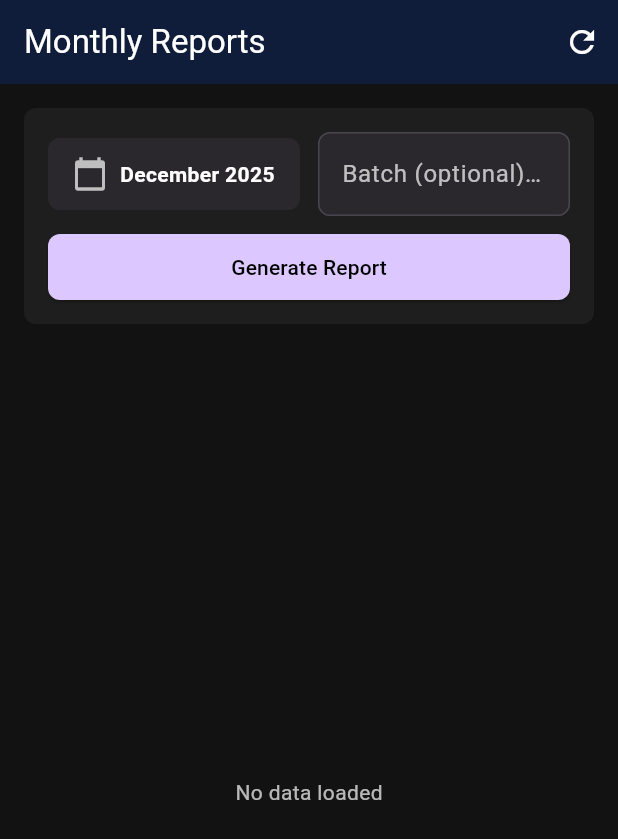
After one commit to Pushpraj-10/MINOR-Frontend, a Flutter app: the AdminReportsPage screen opened by its route, on a phone screen of 412 x 824 dp. The commit adds this screen. Shown: the top 839 px of the screen. Run offline on Flutter 3.47's test engine with Material 3 defaults, Android fonts, the phone set to English and light mode, and no system bars; our stand-ins replace cookie_jar, dio, dio_cookie_manager, file_picker, go_router, local_auth and 3 more; missing offline and left inert: mobile_scanner; network calls fail.

Commit message:
+ Monthly Report

```diff
--- a/lib/api/api_client.dart
+++ b/lib/api/api_client.dart
@@ -106,6 +106,26 @@ class ApiClient {
 
   final Dio _dio;
   final CookieJar _cookieJar = CookieJar();
+
+  // Fetch raw CSV from a given path with optional query params
+  Future<String> getCsv(String path, {Map<String, dynamic>? query}) async {
+    final dio = _dio; // assume _dio is the configured Dio instance
+    final resp = await dio.get(path,
+        queryParameters: query,
+        options: Options(responseType: ResponseType.plain));
+    if (resp.statusCode != 200) {
+      throw DioException(
+        requestOptions: resp.requestOptions,
+        response: resp,
+        error: 'csv_fetch_failed',
+      );
+    }
+    final data = resp.data;
+    if (data is String) return data;
+    if (data is List<int>) return String.fromCharCodes(data);
+    return data?.toString() ?? '';
+  }
+
   String? _accessToken;
 
   void setAccessToken(String? token) {
--- a/lib/navigation/app_router.dart
+++ b/lib/navigation/app_router.dart
@@ -18,6 +18,8 @@ import 'package:frontend/screens/admin/dashboard.dart';
 import 'package:frontend/screens/professor/attendance-record/attendance_records.dart';
 import 'package:frontend/screens/professor/attendance-record/leave_requests.dart';
 import 'package:frontend/screens/admin/bulk_users.dart';
+import 'package:frontend/screens/admin/reports_page.dart';
+import 'package:frontend/screens/professor/reports_page.dart';
 
 final GoRouter router = GoRouter(
   errorBuilder: (context, state) => ErrorScreen(error: state.error),
@@ -128,5 +130,17 @@ final GoRouter router = GoRouter(
         return const BulkUsersScreen();
       },
     ),
+    GoRoute(
+      path: '/admin/reports',
+      builder: (BuildContext context, GoRouterState state) {
+        return const AdminReportsPage();
+      },
+    ),
+    GoRoute(
+      path: '/professor/reports',
+      builder: (BuildContext context, GoRouterState state) {
+        return const ProfessorReportsPage();
+      },
+    ),
   ],
 );
--- a/lib/screens/admin/dashboard.dart
+++ b/lib/screens/admin/dashboard.dart
@@ -90,7 +90,8 @@ class _AdminDashboardState extends State<AdminDashboard> {
                   children: [
                     _buildTile(context, Icons.people, 'Users'),
                     _buildTile(context, Icons.event_available, 'Sessions'),
-                    _buildTile(context, Icons.list_alt, 'Reports'),
+                    _buildTile(context, Icons.list_alt, 'Reports',
+                        route: '/admin/reports'),
                     _buildTile(context, Icons.settings, 'Settings'),
                     _buildTile(context, Icons.security, 'Roles'),
                     _buildTile(context, Icons.analytics, 'Logs'),
--- /dev/null
+++ b/lib/screens/admin/reports_page.dart
@@ -0,0 +1,241 @@
+import 'package:flutter/material.dart';
+import 'package:intl/intl.dart';
+import 'package:frontend/api/api_client.dart';
+
+class AdminReportsPage extends StatefulWidget {
+  const AdminReportsPage({Key? key}) : super(key: key);
+
+  @override
+  State<AdminReportsPage> createState() => _AdminReportsPageState();
+}
+
+class _AdminReportsPageState extends State<AdminReportsPage> {
+  DateTime _selectedMonth = DateTime.now();
+  final TextEditingController _batchCtrl = TextEditingController();
+  bool _isLoading = false;
+  String? _csv;
+  List<List<String>> _rows = [];
+
+  @override
+  void dispose() {
+    _batchCtrl.dispose();
+    super.dispose();
+  }
+
+  String get monthParam => DateFormat('yyyy-MM').format(_selectedMonth);
+
+  Future<void> _pickMonth() async {
+    final now = DateTime.now();
+    final picked = await showDatePicker(
+      context: context,
+      initialDate: _selectedMonth,
+      firstDate: DateTime(now.year - 3, 1),
+      lastDate: DateTime(now.year, now.month, 28),
+      helpText: 'Select Any Day In Month',
+      builder: (context, child) {
+        return Theme(
+          data: ThemeData.dark().copyWith(
+            colorScheme: const ColorScheme.dark(
+              primary: Color(0xFF0f1d3a),
+              surface: Color(0xFF1E1E1E),
+              onSurface: Colors.white,
+            ),
+            dialogBackgroundColor: const Color(0xFF1E1E1E),
+          ),
+          child: child!,
+        );
+      },
+    );
+    if (picked != null) {
+      setState(() {
+        _selectedMonth = DateTime(picked.year, picked.month, 1);
+      });
+    }
+  }
+
+  Future<void> _fetchCsv() async {
+    setState(() {
+      _isLoading = true;
+      _csv = null;
+      _rows = [];
+    });
+    try {
+      final params = {
+        'month': monthParam,
+        if (_batchCtrl.text.trim().isNotEmpty) 'batch': _batchCtrl.text.trim(),
+      };
+      final res =
+          await ApiClient.I.getCsv('/admin/reports/monthly', query: params);
+      setState(() {
+        _csv = res;
+        _rows = _parseCsv(res);
+      });
+    } catch (e) {
+      ScaffoldMessenger.of(context).showSnackBar(
+        SnackBar(content: Text('Failed to load report: $e')),
+      );
+    } finally {
+      if (mounted)
+        setState(() {
+          _isLoading = false;
+        });
+    }
+  }
+
+  List<List<String>> _parseCsv(String csv) {
+    final lines = csv.split('\n').where((l) => l.trim().isNotEmpty).toList();
+    return lines.map((l) => l.split(',')).toList();
+  }
+
+  @override
+  Widget build(BuildContext context) {
+    return Scaffold(
+      backgroundColor: const Color(0xFF121212),
+      appBar: AppBar(
+        backgroundColor: const Color(0xFF0f1d3a),
+        elevation: 0,
+        iconTheme: const IconThemeData(color: Colors.white),
+        title: const Text('Monthly Reports',
+            style: TextStyle(color: Colors.white)),
+        actions: [
+          IconButton(
+            icon: const Icon(Icons.refresh, color: Colors.white),
+            onPressed: _isLoading ? null : _fetchCsv,
+          ),
+        ],
+      ),
+      body: Column(
+        children: [
+          _buildHeader(),
+          Expanded(
+            child: _isLoading
+                ? const Center(child: CircularProgressIndicator())
+                : _rows.isEmpty
+                    ? const Center(
+                        child: Text('No data loaded',
+                            style: TextStyle(color: Colors.white70)),
+                      )
+                    : _buildTable(),
+          ),
+        ],
+      ),
+    );
+  }
+
+  Widget _buildHeader() {
+    return Container(
+      margin: const EdgeInsets.all(16),
+      padding: const EdgeInsets.all(16),
+      decoration: BoxDecoration(
+        color: const Color(0xFF1E1E1E),
+        borderRadius: BorderRadius.circular(8),
+      ),
+      child: Column(
+        crossAxisAlignment: CrossAxisAlignment.start,
+        children: [
+          Row(
+            children: [
+              Expanded(
+                child: GestureDetector(
+                  onTap: _pickMonth,
+                  child: Container(
+                    padding: const EdgeInsets.symmetric(
+                        vertical: 12, horizontal: 16),
+                    decoration: BoxDecoration(
+                      color: const Color(0xFF2A282C),
+                      borderRadius: BorderRadius.circular(8),
+                    ),
+                    child: Row(
+                      children: [
+                        const Icon(Icons.calendar_today, color: Colors.white70),
+                        const SizedBox(width: 8),
+                        Text(
+                          DateFormat('MMMM yyyy').format(_selectedMonth),
+                          style: const TextStyle(
+                              color: Colors.white, fontWeight: FontWeight.bold),
+                        ),
+                      ],
+                    ),
+                  ),
+                ),
+              ),
+              const SizedBox(width: 12),
+              Expanded(
+                child: TextField(
+                  controller: _batchCtrl,
+                  style: const TextStyle(color: Colors.white),
+                  decoration: InputDecoration(
+                    labelText: 'Batch (optional) e.g. CSE 2024',
+                    labelStyle: const TextStyle(color: Colors.white70),
+                    filled: true,
+                    fillColor: const Color(0xFF2A282C),
+                    border: OutlineInputBorder(
+                        borderRadius: BorderRadius.circular(8)),
+                  ),
+                ),
+              ),
+            ],
+          ),
+          const SizedBox(height: 12),
+          SizedBox(
+            width: double.infinity,
+            height: 44,
+            child: ElevatedButton(
+              style: ElevatedButton.styleFrom(
+                backgroundColor: const Color(0xFFDCC8FF),
+                shape: RoundedRectangleBorder(
+                    borderRadius: BorderRadius.circular(8)),
+              ),
+              onPressed: _isLoading ? null : _fetchCsv,
+              child: const Text('Generate Report',
+                  style: TextStyle(color: Colors.black)),
+            ),
+          ),
+        ],
+      ),
+    );
+  }
+
+  Widget _buildTable() {
+    final header = _rows.first;
+    final data = _rows.skip(1).toList();
+    return ListView.builder(
+      padding: const EdgeInsets.all(16),
+      itemCount: data.length + 1,
+      itemBuilder: (context, index) {
+        if (index == 0) {
+          return _buildRow(header, isHeader: true);
+        }
+        return _buildRow(data[index - 1]);
+      },
+    );
+  }
+
+  Widget _buildRow(List<String> cols, {bool isHeader = false}) {
+    final bg = isHeader ? const Color(0xFF2A282C) : const Color(0xFF1E1E1E);
+    final fw = isHeader ? FontWeight.bold : FontWeight.normal;
+    return Container(
+      margin: const EdgeInsets.only(bottom: 8),
+      padding: const EdgeInsets.all(12),
+      decoration:
+          BoxDecoration(color: bg, borderRadius: BorderRadius.circular(8)),
+      child: Row(
+        children: [
+          Expanded(
+            flex: 2,
+            child: Text(cols.elementAt(0),
+                style: TextStyle(color: Colors.white, fontWeight: fw)),
+          ),
+          Expanded(
+            child: Text(cols.elementAt(1),
+                style: TextStyle(color: Colors.white70, fontWeight: fw)),
+          ),
+          Expanded(
+            child: Text(cols.elementAt(2),
+                style: TextStyle(color: Colors.white70, fontWeight: fw)),
+          ),
+        ],
+      ),
+    );
+  }
+}
--- a/lib/screens/professor/dashboard.dart
+++ b/lib/screens/professor/dashboard.dart
@@ -108,7 +108,7 @@ class _ProfessorDashboardState extends State<ProfessorDashboard> {
                   _buildDashboardTile(context, Icons.contacts, "Contacts"),
                   _buildDashboardTile(context, Icons.search, "Found/Lost"),
                   _buildDashboardTile(
-                      context, Icons.help_outline, "Contact\nDevelopers"),
+                      context, Icons.list_alt, "Monthly Reports"),
                   _buildDashboardTile(context, Icons.calendar_today, "Session"),
                   _buildDashboardTile(context, Icons.list_alt, "My Sessions"),
                   _buildDashboardTile(
@@ -179,6 +179,8 @@ class _ProfessorDashboardState extends State<ProfessorDashboard> {
           context.push('/professor/attendance-records');
         } else if (label == 'Leave Requests') {
           context.push('/professor/leave-requests');
+        } else if (label == 'Monthly Reports') {
+          context.push('/professor/reports');
         }
       },
       child: Container(
```
Also changed, not shown: lib/screens/professor/reports_page.dart (added, +215 -0 lines).
